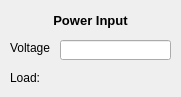
Above: source_node.ui from davarabinovich/power_tree_solver before the change. Below: the same form after it.
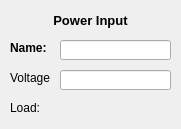
That is the form after the change.

Commit message: Nodes' names are added.

```diff
--- a/source_node.ui
+++ b/source_node.ui
@@ -7,7 +7,7 @@
     <x>0</x>
     <y>0</y>
     <width>181</width>
-    <height>97</height>
+    <height>129</height>
    </rect>
   </property>
   <property name="windowTitle">
@@ -17,7 +17,7 @@
    <property name="geometry">
     <rect>
      <x>60</x>
-     <y>40</y>
+     <y>70</y>
      <width>111</width>
      <height>20</height>
     </rect>
@@ -27,7 +27,7 @@
    <property name="geometry">
     <rect>
      <x>10</x>
-     <y>40</y>
+     <y>70</y>
      <width>41</width>
      <height>16</height>
     </rect>
@@ -40,7 +40,7 @@
    <property name="geometry">
     <rect>
      <x>10</x>
-     <y>70</y>
+     <y>100</y>
      <width>41</width>
      <height>16</height>
     </rect>
@@ -91,6 +91,36 @@
     <set>Qt::AlignCenter</set>
    </property>
   </widget>
+  <widget class="QLabel" name="nameLabel">
+   <property name="geometry">
+    <rect>
+     <x>10</x>
+     <y>40</y>
+     <width>41</width>
+     <height>16</height>
+    </rect>
+   </property>
+   <property name="font">
+    <font>
+     <pointsize>9</pointsize>
+     <weight>75</weight>
+     <bold>true</bold>
+    </font>
+   </property>
+   <property name="text">
+    <string>Name:</string>
+   </property>
+  </widget>
+  <widget class="QLineEdit" name="nameLineEdit">
+   <property name="geometry">
+    <rect>
+     <x>60</x>
+     <y>40</y>
+     <width>111</width>
+     <height>20</height>
+    </rect>
+   </property>
+  </widget>
  </widget>
  <resources/>
  <connections/>
```
The commit also changes 15 other files.
